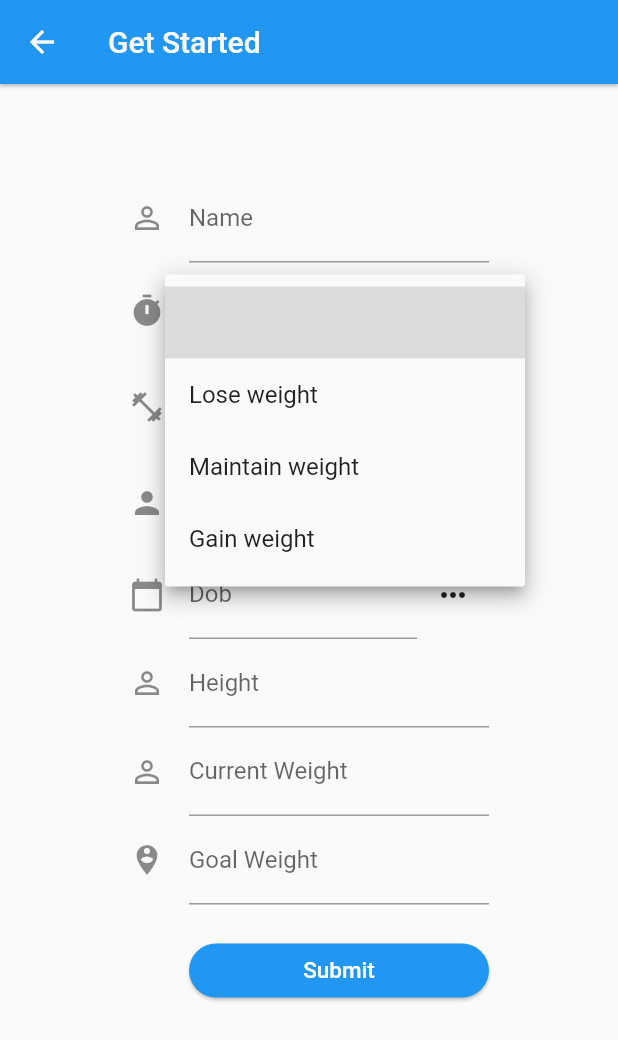
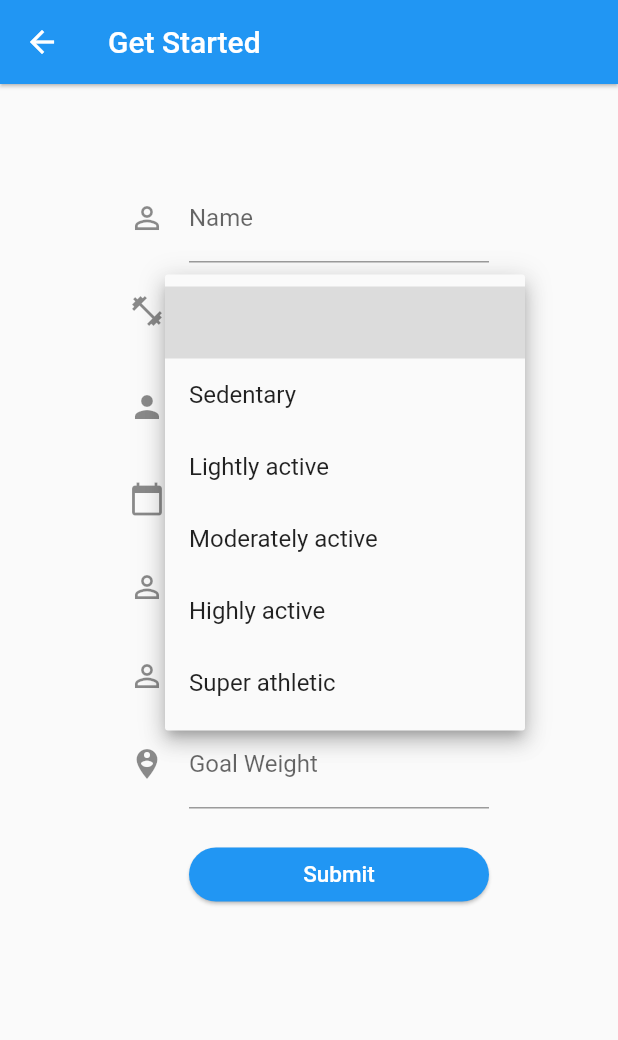
Before and after one commit to cicelybeckford/CoDiet-Flutter, a Flutter app: the UserData screen opened directly, after a tap on the "arrow drop down" icon, on a phone screen of 412 x 824 dp. Shown: the top 1040 px of the screen. Run offline on Flutter 3.47's test engine with Material 2 defaults, Android fonts, the phone set to English and light mode, and no system bars; our stand-ins replace percent_indicator; missing offline and left inert: dart:html, firebase; accounts and stored records are empty.

Commit message:
Add files via upload

```diff
--- a/lib/pages/data_page.dart
+++ b/lib/pages/data_page.dart
@@ -21,10 +21,8 @@ class _UserDataState extends State<UserData> {
   final TextEditingController _controller = new TextEditingController();
 
   UserInfo newUser = new UserInfo();
-  List<String> _goals = <String>['', 'Lose weight', 'Maintain weight', 'Gain weight'];
   List<String> _levels = <String>['', 'Sedentary', 'Lightly active', 'Moderately active', 'Highly active', 'Super athletic'];
   List<String> _sexes = <String>['', 'Female', 'Male'];
-  String _goal = '';
   String _activityLevel = '';
   String _sex = '';
 
@@ -93,7 +91,6 @@ class _UserDataState extends State<UserData> {
       var map = {
         "completeSignUp": "true",
         'name': newUser.name,
-        'goal': newUser.goal,
         'activityLevel': newUser.activityLevel,
         'sex': newUser.sex,
         'dob': newUser.dob.toString(),
@@ -137,39 +134,6 @@ class _UserDataState extends State<UserData> {
                     LengthLimitingTextInputFormatter(30),
                   ],
                   onSaved: (val) => newUser.name = val,
-                ),
-                new FormField(
-                  builder: (FormFieldState state) {
-                    return InputDecorator(
-                      decoration: InputDecoration(
-                        icon: const Icon(Icons.timer),
-                        labelText: 'Goal',
-                      ),
-                      isEmpty: _goal == '',
-                      child: new DropdownButtonHideUnderline(
-                        child: new DropdownButton(
-                          value: _goal,
-                          isDense: true,
-                          onChanged: (String newValue) {
-                            setState(() {
-                              newUser.goal = newValue;
-                              _goal = newValue;
-                              state.didChange(newValue);
-                            });
-                          },
-                          items: _goals.map((String value) {
-                            return new DropdownMenuItem(
-                              value: value,
-                              child: new Text(value),
-                            );
-                          }).toList(),
-                        ),
-                      ),
-                    );
-                  },
-                  validator: (val) {
-                    return val != '' ? null : 'Please select an option';
-                  },
                 ),
                 new FormField(
                   builder: (FormFieldState state) {
```
